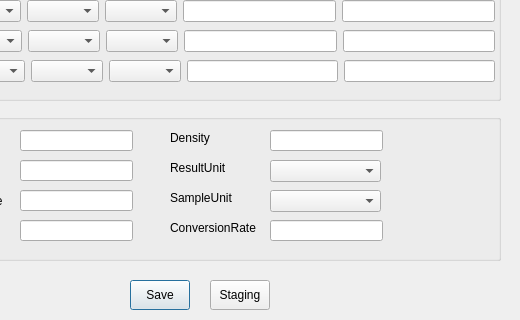
Old version of the form queuesettingdialog.ui in the repository zjw939057120/qt; both pictures show x 120 to 640 and y 160 to 480 of the 640 by 480 pixel window.
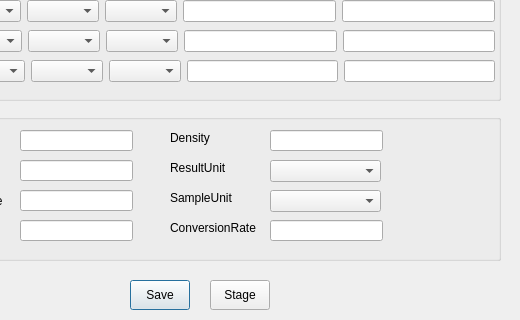
New version of the form.

Patch:
```diff
--- a/queuesettingdialog.ui
+++ b/queuesettingdialog.ui
@@ -528,7 +528,7 @@
     </rect>
    </property>
    <property name="text">
-    <string>Staging</string>
+    <string>Stage</string>
    </property>
   </widget>
   <widget class="QLabel" name="label_6">
```
Left out of the diff: 2 changed lines with no effect on the pictures.
